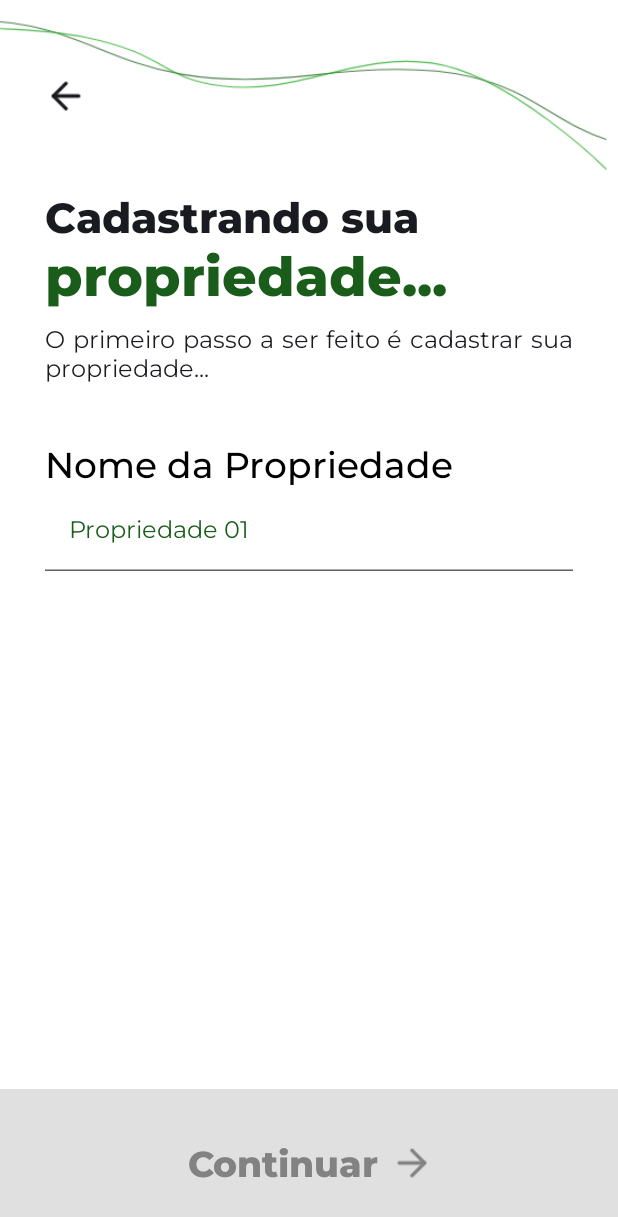
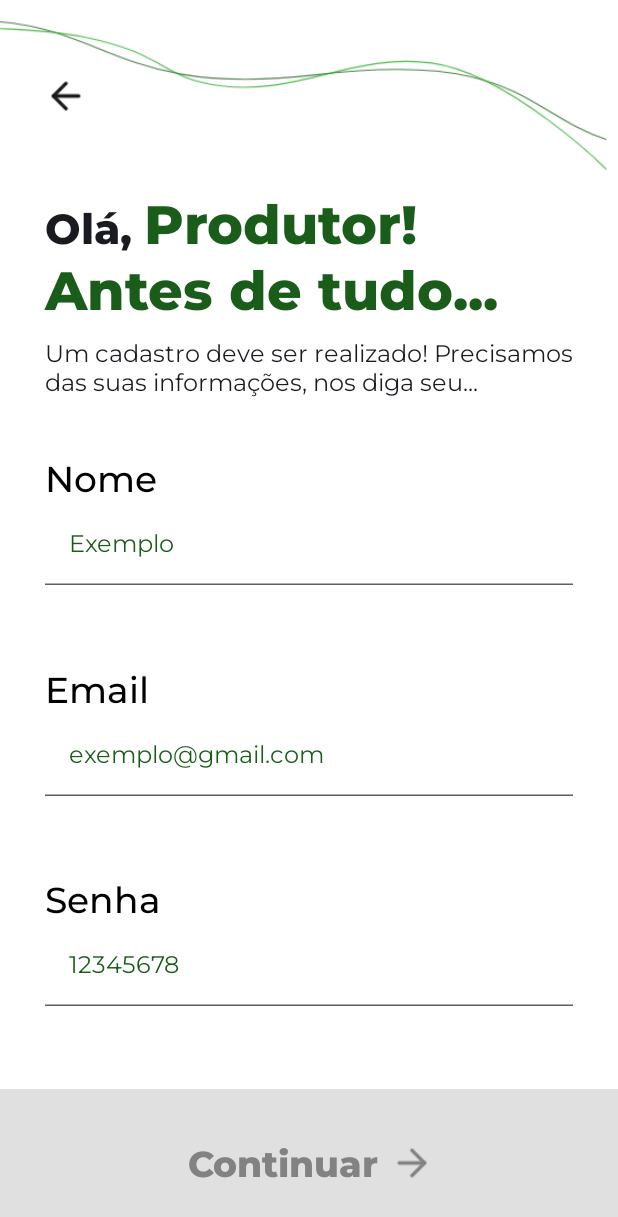
Before and after one commit to banap-app/banap-mobile-kotlin, an Android app built with Jetpack Compose: the screen it shows after launch (MainActivity), on a phone screen of 412 x 824 dp. Shown: the top 1217 px of the screen. Run offline under Robolectric (Android 15) with nearby library versions, the phone set to English and light mode, and no system bars.

Commit message:
feat: new producer registration page

```diff
--- a/app/src/main/java/com/banap/banap/MainActivity.kt
+++ b/app/src/main/java/com/banap/banap/MainActivity.kt
@@ -10,6 +10,7 @@ import androidx.navigation.compose.rememberNavController
 import com.banap.banap.view.Home
 import com.banap.banap.ui.theme.BanapTheme
 import com.banap.banap.view.Login
+import com.banap.banap.view.NewProducer
 import com.banap.banap.view.NewProperty
 
 class MainActivity : ComponentActivity() {
@@ -20,7 +21,7 @@ class MainActivity : ComponentActivity() {
             BanapTheme {
                 val navigationController = rememberNavController()
 
-                NavHost(navController = navigationController, startDestination = "NewProperty"){
+                NavHost(navController = navigationController, startDestination = "NewProducer"){
                     composable (
                         route = "Home"
                     ) {
@@ -38,6 +39,12 @@ class MainActivity : ComponentActivity() {
                     ) {
                         NewProperty(navigationController)
                     }
+
+                    composable (
+                        route = "NewProducer"
+                    ) {
+                        NewProducer(navigationController)
+                    }
                 }
             }
         }
--- /dev/null
+++ b/app/src/main/java/com/banap/banap/view/NewProducer.kt
@@ -0,0 +1,70 @@
+package com.banap.banap.view
+
+import android.annotation.SuppressLint
+import androidx.compose.foundation.layout.Arrangement
+import androidx.compose.foundation.layout.Column
+import androidx.compose.foundation.layout.fillMaxSize
+import androidx.compose.material3.Scaffold
+import androidx.compose.runtime.Composable
+import androidx.compose.ui.Modifier
+import androidx.navigation.NavController
+import com.banap.banap.components.ButtonRegistration
+import com.banap.banap.components.RegistrationHeader
+import com.banap.banap.components.TextBoxRegistration
+import com.banap.banap.components.TitleRegistration
+import com.banap.banap.ui.theme.BRANCO
+
+@SuppressLint("UnusedMaterial3ScaffoldPaddingParameter")
+@Composable
+fun NewProducer(
+    navigationController: NavController
+) {
+    Scaffold (
+        modifier = Modifier
+            .fillMaxSize(),
+        containerColor = BRANCO
+    ) {
+        Column {
+            RegistrationHeader(
+                navigationController,
+                rota = "Home"
+            )
+
+            // Arrumar componente
+            TitleRegistration(
+                texto = "Olá, ",
+                textoASerDestacado = "Produtor! Antes de tudo...",
+                subtitulo = "Um cadastro deve ser realizado! Precisamos das suas informações, nos diga seu..."
+            )
+
+            Column (
+                modifier = Modifier
+                    .fillMaxSize(),
+                verticalArrangement = Arrangement.SpaceBetween
+            ) {
+                // Arrumar componente
+                var fieldNameValue = TextBoxRegistration(
+                    label = "Nome",
+                    placeholder = "Exemplo"
+                )
+
+                var fieldEmailValue = TextBoxRegistration(
+                    label = "Email",
+                    placeholder = "exemplo@gmail.com"
+                )
+
+                var fieldPasswordValue = TextBoxRegistration(
+                    label = "Senha",
+                    placeholder = "12345678"
+                )
+
+                // Arrumar componente
+                ButtonRegistration(
+                    navigationController,
+                    fieldNameValue,
+                    rota = "Home"
+                )
+            }
+        }
+    }
+}
```
